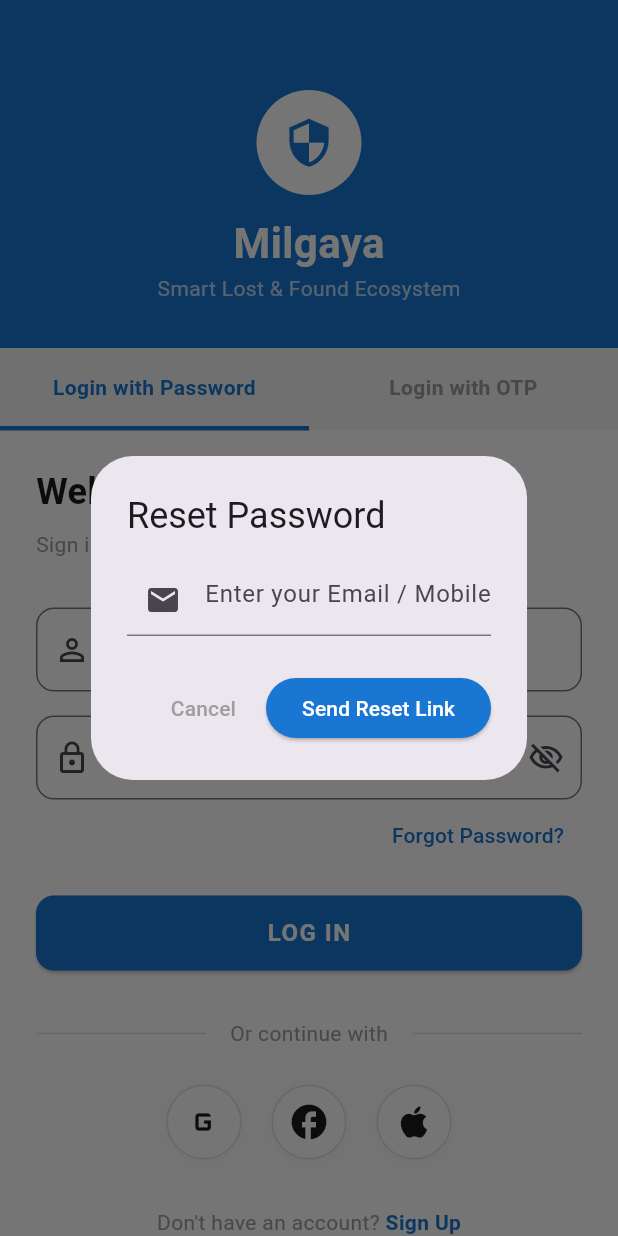
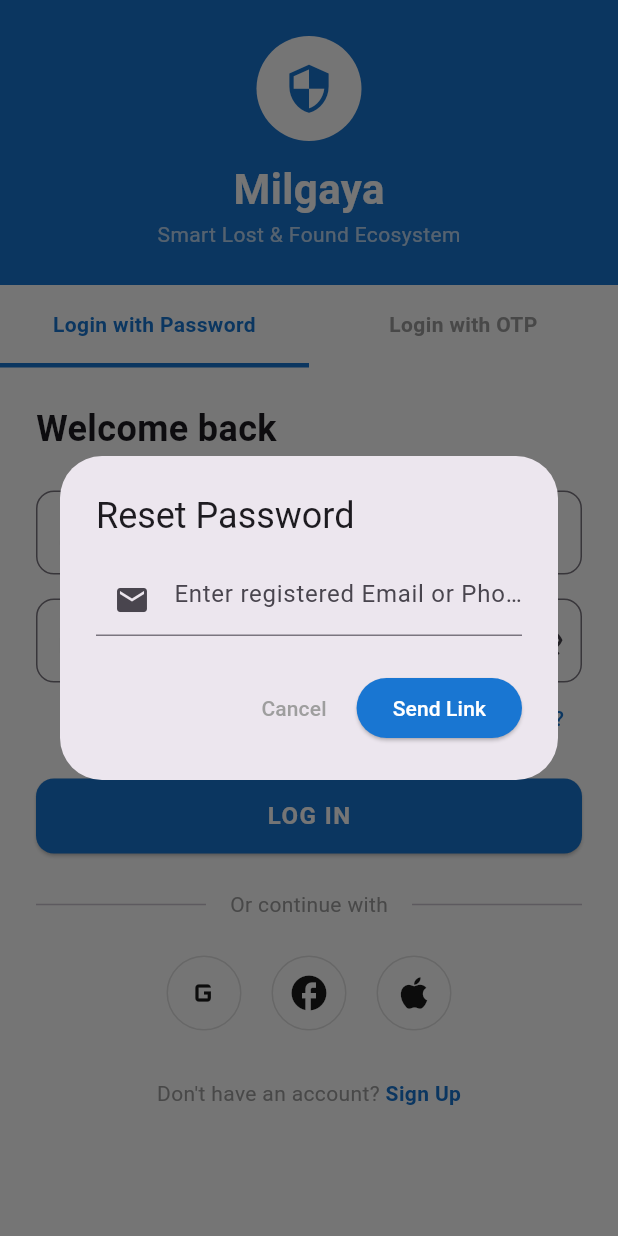
Before and after one commit to skunjbihari2002/milgaya-app, a Flutter app: the screen it shows after launch, after a tap on "Forgot Password?", on a phone screen of 412 x 824 dp. Run offline on Flutter 3.47's test engine with Material 3 defaults, Android fonts, the phone set to English and light mode, and no system bars; our stand-ins replace firebase_auth, firebase_core, flutter_riverpod, go_router; accounts and stored records are empty.

Commit message:
Integrated new UI, Auth features, and Firebase OTP

```diff
--- a/lib/features/auth/login_screen.dart
+++ b/lib/features/auth/login_screen.dart
@@ -1,5 +1,6 @@
 import 'package:flutter/material.dart';
 import 'package:go_router/go_router.dart';
+import 'package:milgaya/services/firebase_auth_service.dart';
 
 class LoginScreen extends StatefulWidget {
   const LoginScreen({super.key});
@@ -10,43 +11,65 @@
 
 class _LoginScreenState extends State<LoginScreen> {
   bool _obscurePassword = true;
-  bool _isOtpLogin = false; // Toggle between Password and OTP
-  bool _otpSent = false; // State to show OTP input field
+  bool _isOtpLogin = false;
+  bool _otpSent = false;
+  bool _isLoading = false;
 
   final TextEditingController _emailController = TextEditingController();
   final TextEditingController _passwordController = TextEditingController();
   final TextEditingController _phoneController = TextEditingController();
   final TextEditingController _otpController = TextEditingController();
 
-  void _handleLogin() {
+  void _handleLogin() async {
     // Admin Check
     if (!_isOtpLogin && _emailController.text == '7880058485' && _passwordController.text == '7880058485') {
       context.go('/admin');
       return;
     }
 
-    // Normal User Password Login
     if (!_isOtpLogin) {
       if (_emailController.text.isNotEmpty && _passwordController.text.isNotEmpty) {
+        _simulateLoading(() => context.go('/'));
+      } else {
+        _showError('Please enter valid Email/ID and Password.');
+      }
+    } else {
+      if (_otpSent) {
+        if (_otpController.text.length == 4 || _otpController.text.length == 6) {
+          setState(() => _isLoading = true);
+          await FirebaseAuthService().verifyOTP(
+            _otpController.text,
+            onSuccess: () {
+              if (mounted) {
+                setState(() => _isLoading = false);
                 context.go('/');
+              }
+            },
+            onError: (error) {
+              setState(() => _isLoading = false);
+              _showError(error);
+            }
+          );
         } else {
-        _showError('Please enter Email/ID and Password, or Sign Up first.');
-      }
-    }
-    // Normal User OTP Login
-    else {
-      if (_otpSent) {
-        if (_otpController.text == '1234') { // Mock OTP Verification
-          context.go('/');
-        } else {
-          _showError('Invalid OTP. Please try again. (Hint: use 1234)');
+          _showError('Please enter a valid OTP.');
         }
       } else {
         if (_phoneController.text.length >= 10) {
+          setState(() => _isLoading = true);
+          await FirebaseAuthService().sendOTP(
+            _phoneController.text,
+            onSuccess: () {
               setState(() {
+                _isLoading = false;
                 _otpSent = true;
               });
-          ScaffoldMessenger.of(context).showSnackBar(const SnackBar(content: Text('OTP sent to your mobile!')));
+              ScaffoldMessenger.of(context).showSnackBar(const SnackBar(content: Text('OTP sent successfully!')));
+            },
+            onError: (error) {
+              setState(() => _isLoading = false);
+              _showError(error);
+            }
+          );
         } else {
           _showError('Please enter a valid 10-digit mobile number.');
         }
@@ -54,29 +77,87 @@
     }
   }
 
+  void _simulateLoading(VoidCallback onSuccess) async {
+    setState(() => _isLoading = true);
+    await Future.delayed(const Duration(seconds: 2));
+    if (mounted) {
+      setState(() => _isLoading = false);
+      onSuccess();
+    }
+  }
+
+  void _simulateSocialLogin(String provider) {
+    showDialog(
+      context: context,
+      barrierDismissible: false,
+      builder: (context) => AlertDialog(
+        content: Row(
+          children: [
+            const CircularProgressIndicator(),
+            const SizedBox(width: 24),
+            Text('Connecting to $provider...'),
+          ],
+        ),
+      ),
+    );
+
+    Future.delayed(const Duration(seconds: 3), () {
+      if (mounted) {
+        Navigator.pop(context); // Close dialog
+        context.go('/'); // Go to home
+      }
+    });
+  }
+
   void _showError(String msg) {
     ScaffoldMessenger.of(context).showSnackBar(SnackBar(content: Text(msg), backgroundColor: Colors.red));
   }
 
-  @override
-  void dispose() {
-    _emailController.dispose();
-    _passwordController.dispose();
-    _phoneController.dispose();
-    _otpController.dispose();
-    super.dispose();
+  void _handleForgotPassword() {
+    showDialog(
+      context: context,
+      builder: (context) {
+        final resetCtrl = TextEditingController();
+        return AlertDialog(
+          title: const Text('Reset Password'),
+          content: TextField(
+            controller: resetCtrl,
+            decoration: const InputDecoration(hintText: 'Enter registered Email or Phone', prefixIcon: Icon(Icons.email)),
+          ),
+          actions: [
+            TextButton(onPressed: () => Navigator.pop(context), child: const Text('Cancel', style: TextStyle(color: Colors.grey))),
+            ElevatedButton(
+              onPressed: () {
+                if (resetCtrl.text.isEmpty) {
+                  ScaffoldMessenger.of(context).showSnackBar(const SnackBar(content: Text('Please enter an email or phone number', style: TextStyle(color: Colors.white)), backgroundColor: Colors.red));
+                } else {
+                  Navigator.pop(context);
+                  _simulateLoading(() {
+                    ScaffoldMessenger.of(context).showSnackBar(const SnackBar(content: Text('Password reset link sent to your contact!')));
+                  });
+                }
+              },
+              style: ElevatedButton.styleFrom(backgroundColor: const Color(0xFF1976D2), foregroundColor: Colors.white),
+              child: const Text('Send Link'),
+            ),
+          ],
+        );
+      },
+    );
   }
 
   @override
   Widget build(BuildContext context) {
     return Scaffold(
       backgroundColor: Colors.white,
-      body: Column(
+      resizeToAvoidBottomInset: true, // Only scroll if keyboard pushes it up
+      body: SafeArea(
+        child: Column(
           children: [
             // Top Blue Header Section
             Container(
               width: double.infinity,
-            padding: const EdgeInsets.only(top: 60, bottom: 30),
+              padding: const EdgeInsets.symmetric(vertical: 24),
               decoration: const BoxDecoration(color: Color(0xFF1976D2)),
               child: Column(
                 children: [
@@ -92,19 +173,15 @@
               ),
             ),
 
-          // Toggle Buttons (Password vs OTP)
-          Container(
-            color: Colors.grey.shade100,
-            child: Row(
+            // Toggle Buttons
+            Row(
               children: [
                 Expanded(
                   child: GestureDetector(
                     onTap: () => setState(() { _isOtpLogin = false; _otpSent = false; }),
                     child: Container(
                       padding: const EdgeInsets.symmetric(vertical: 16),
-                      decoration: BoxDecoration(
-                        border: Border(bottom: BorderSide(color: !_isOtpLogin ? const Color(0xFF1976D2) : Colors.transparent, width: 3)),
-                      ),
+                      decoration: BoxDecoration(border: Border(bottom: BorderSide(color: !_isOtpLogin ? const Color(0xFF1976D2) : Colors.transparent, width: 3))),
                       child: Text('Login with Password', textAlign: TextAlign.center, style: TextStyle(fontWeight: FontWeight.bold, color: !_isOtpLogin ? const Color(0xFF1976D2) : Colors.grey)),
                     ),
                   ),
@@ -114,172 +191,78 @@
                     onTap: () => setState(() { _isOtpLogin = true; }),
                     child: Container(
                       padding: const EdgeInsets.symmetric(vertical: 16),
-                      decoration: BoxDecoration(
-                        border: Border(bottom: BorderSide(color: _isOtpLogin ? const Color(0xFF1976D2) : Colors.transparent, width: 3)),
-                      ),
+                      decoration: BoxDecoration(border: Border(bottom: BorderSide(color: _isOtpLogin ? const Color(0xFF1976D2) : Colors.transparent, width: 3))),
                       child: Text('Login with OTP', textAlign: TextAlign.center, style: TextStyle(fontWeight: FontWeight.bold, color: _isOtpLogin ? const Color(0xFF1976D2) : Colors.grey)),
                     ),
                   ),
                 ),
               ],
             ),
-          ),
 
-          // Form Section
+            // Form Section (Flexible to fit screen without scrolling if possible)
             Expanded(
               child: SingleChildScrollView(
                 padding: const EdgeInsets.all(24.0),
+                physics: const ClampingScrollPhysics(), // No bouncy scrolling, acts fixed unless keyboard is up
                 child: Column(
-                crossAxisAlignment: CrossAxisAlignment.start,
+                  crossAxisAlignment: CrossAxisAlignment.stretch,
                   children: [
-                  Text(_isOtpLogin ? 'Quick Access' : 'Welcome back', style: const TextStyle(fontSize: 24, fontWeight: FontWeight.bold, color: Color(0xFF1A1A1A))),
-                  const SizedBox(height: 8),
-                  Text(_isOtpLogin ? 'Verify your mobile number' : 'Sign in to your account', style: const TextStyle(fontSize: 14, color: Colors.grey)),
-                  const SizedBox(height: 32),
+                    Text(_isOtpLogin ? 'Quick Access' : 'Welcome back', style: const TextStyle(fontSize: 24, fontWeight: FontWeight.bold)),
+                    const SizedBox(height: 24),
 
                     if (!_isOtpLogin) ...[
-                    // --- PASSWORD LOGIN FLOW ---
-                    TextField(
-                      controller: _emailController,
-                      decoration: InputDecoration(
-                        hintText: 'Email address or User ID',
-                        prefixIcon: const Icon(Icons.person_outline),
-                        border: OutlineInputBorder(borderRadius: BorderRadius.circular(12)),
-                      ),
-                    ),
+                      TextField(controller: _emailController, decoration: InputDecoration(hintText: 'Email address or User ID', prefixIcon: const Icon(Icons.person_outline), border: OutlineInputBorder(borderRadius: BorderRadius.circular(12)))),
                       const SizedBox(height: 16),
                       TextField(
-                      controller: _passwordController,
-                      obscureText: _obscurePassword,
+                        controller: _passwordController, obscureText: _obscurePassword,
                         decoration: InputDecoration(
-                        hintText: 'Password',
-                        prefixIcon: const Icon(Icons.lock_outline),
-                        suffixIcon: IconButton(
-                          icon: Icon(_obscurePassword ? Icons.visibility_off_outlined : Icons.visibility_outlined),
-                          onPressed: () => setState(() => _obscurePassword = !_obscurePassword),
-                        ),
+                          hintText: 'Password', prefixIcon: const Icon(Icons.lock_outline),
+                          suffixIcon: IconButton(icon: Icon(_obscurePassword ? Icons.visibility_off_outlined : Icons.visibility_outlined), onPressed: () => setState(() => _obscurePassword = !_obscurePassword)),
                           border: OutlineInputBorder(borderRadius: BorderRadius.circular(12)),
                         ),
                       ),
                       Align(
                         alignment: Alignment.centerRight,
-                      child: TextButton(
-                        onPressed: () {
-                          showDialog(
-                            context: context,
-                            builder: (BuildContext context) {
-                              return AlertDialog(
-                                title: const Text('Reset Password'),
-                                content: const TextField(
-                                  decoration: InputDecoration(
-                                    hintText: 'Enter your Email / Mobile',
-                                    prefixIcon: Icon(Icons.email),
-                                  ),
-                                ),
-                                actions: [
-                                  TextButton(
-                                    onPressed: () => Navigator.pop(context),
-                                    child: const Text('Cancel', style: TextStyle(color: Colors.grey)),
-                                  ),
-                                  ElevatedButton(
-                                    onPressed: () {
-                                      Navigator.pop(context);
-                                      ScaffoldMessenger.of(context).showSnackBar(
-                                        const SnackBar(content: Text('Password reset link/OTP sent!')),
-                                      );
-                                    },
-                                    style: ElevatedButton.styleFrom(backgroundColor: const Color(0xFF1976D2), foregroundColor: Colors.white),
-                                    child: const Text('Send Reset Link'),
-                                  ),
-                                ],
-                              );
-                            },
-                          );
-                        },
-                        child: const Text('Forgot Password?', style: TextStyle(color: Color(0xFF1976D2))),
-                      ),
+                        child: TextButton(onPressed: _handleForgotPassword, child: const Text('Forgot Password?', style: TextStyle(color: Color(0xFF1976D2)))),
                       ),
                     ] else ...[
-                    // --- OTP LOGIN FLOW ---
-                    TextField(
-                      controller: _phoneController,
-                      keyboardType: TextInputType.phone,
-                      readOnly: _otpSent, // Lock number once OTP is sent
-                      decoration: InputDecoration(
-                        hintText: 'Mobile Number',
-                        prefixIcon: const Icon(Icons.phone_android),
-                        border: OutlineInputBorder(borderRadius: BorderRadius.circular(12)),
-                      ),
-                    ),
+                      TextField(controller: _phoneController, keyboardType: TextInputType.phone, readOnly: _otpSent, decoration: InputDecoration(hintText: 'Mobile Number', prefixIcon: const Icon(Icons.phone_android), border: OutlineInputBorder(borderRadius: BorderRadius.circular(12)))),
                       const SizedBox(height: 16),
-                    if (_otpSent) ...[
-                      TextField(
-                        controller: _otpController,
-                        keyboardType: TextInputType.number,
-                        maxLength: 4,
-                        decoration: InputDecoration(
-                          hintText: 'Enter 4-digit OTP',
-                          prefixIcon: const Icon(Icons.message),
-                          border: OutlineInputBorder(borderRadius: BorderRadius.circular(12)),
-                        ),
-                      ),
-                    ],
+                      if (_otpSent)
+                        TextField(controller: _otpController, keyboardType: TextInputType.number, maxLength: 4, decoration: InputDecoration(hintText: 'Enter 4-digit OTP', prefixIcon: const Icon(Icons.message), border: OutlineInputBorder(borderRadius: BorderRadius.circular(12)))),
                     ],
 
                     const SizedBox(height: 16),
-
-                  // Action Button
                     SizedBox(
-                    width: double.infinity,
                       height: 50,
                       child: ElevatedButton(
-                      onPressed: _handleLogin,
-                      style: ElevatedButton.styleFrom(
-                        backgroundColor: const Color(0xFF1976D2),
-                        foregroundColor: Colors.white,
-                        shape: RoundedRectangleBorder(borderRadius: BorderRadius.circular(12)),
-                      ),
-                      child: Text(
-                        !_isOtpLogin ? 'LOG IN' : (_otpSent ? 'VERIFY & LOGIN' : 'SEND OTP'),
-                        style: const TextStyle(fontSize: 16, fontWeight: FontWeight.bold, letterSpacing: 1),
+                        onPressed: _isLoading ? null : _handleLogin,
+                        style: ElevatedButton.styleFrom(backgroundColor: const Color(0xFF1976D2), foregroundColor: Colors.white, shape: RoundedRectangleBorder(borderRadius: BorderRadius.circular(12))),
+                        child: _isLoading ? const SizedBox(width: 24, height: 24, child: CircularProgressIndicator(color: Colors.white)) : Text(!_isOtpLogin ? 'LOG IN' : (_otpSent ? 'VERIFY & LOGIN' : 'SEND OTP'), style: const TextStyle(fontSize: 16, fontWeight: FontWeight.bold, letterSpacing: 1)),
                       ),
                     ),
-                  ),
-                  const SizedBox(height: 32),
 
-                  // Social Login Section
-                  Row(
-                    children: [
-                      Expanded(child: Divider(color: Colors.grey.shade300)),
-                      const Padding(
-                        padding: EdgeInsets.symmetric(horizontal: 16),
-                        child: Text('Or continue with', style: TextStyle(color: Colors.grey)),
-                      ),
-                      Expanded(child: Divider(color: Colors.grey.shade300)),
-                    ],
-                  ),
                     const SizedBox(height: 24),
+                    const Row(children: [Expanded(child: Divider()), Padding(padding: EdgeInsets.symmetric(horizontal: 16), child: Text('Or continue with', style: TextStyle(color: Colors.grey))), Expanded(child: Divider())]),
+                    const SizedBox(height: 24),
+
                     Row(
                       mainAxisAlignment: MainAxisAlignment.center,
                       children: [
-                      _buildSocialButton(Icons.g_mobiledata, 'Google'), // Google
+                        _buildSocialButton(Icons.g_mobiledata, 'Google'),
                         const SizedBox(width: 20),
-                      _buildSocialButton(Icons.facebook, 'Facebook'),     // Facebook
+                        _buildSocialButton(Icons.facebook, 'Facebook'),
                         const SizedBox(width: 20),
-                      _buildSocialButton(Icons.apple, 'Apple'),        // Apple
+                        _buildSocialButton(Icons.apple, 'Apple'),
                       ],
                     ),
                     const SizedBox(height: 32),
 
-                  // Sign Up Link
                     Row(
                       mainAxisAlignment: MainAxisAlignment.center,
                       children: [
                         const Text("Don't have an account? ", style: TextStyle(color: Colors.grey)),
-                      GestureDetector(
-                        onTap: () => context.push('/signup'),
-                        child: const Text('Sign Up', style: TextStyle(color: Color(0xFF1976D2), fontWeight: FontWeight.bold)),
-                      ),
+                        GestureDetector(onTap: () => context.push('/signup'), child: const Text('Sign Up', style: TextStyle(color: Color(0xFF1976D2), fontWeight: FontWeight.bold))),
                       ],
                     ),
                   ],
@@ -288,32 +271,17 @@
             ),
           ],
         ),
+      ),
     );
   }
 
-  Widget _buildSocialButton(IconData icon, String providerName) {
+  Widget _buildSocialButton(IconData icon, String provider) {
     return Container(
-      width: 50,
-      height: 50,
-      decoration: BoxDecoration(
-        shape: BoxShape.circle,
-        border: Border.all(color: Colors.grey.shade300),
-        color: Colors.white,
-        boxShadow: [
-          BoxShadow(
-            color: Colors.black.withOpacity(0.05),
-            blurRadius: 10,
-            offset: const Offset(0, 2),
-          ),
-        ],
-      ),
+      width: 50, height: 50,
+      decoration: BoxDecoration(shape: BoxShape.circle, border: Border.all(color: Colors.grey.shade300), color: Colors.white),
       child: IconButton(
         icon: Icon(icon, size: 28, color: const Color(0xFF1A1A1A)),
-        onPressed: () {
-          ScaffoldMessenger.of(context).showSnackBar(SnackBar(content: Text('Logged in securely via $providerName!')));
-          // After social auth, navigate to home
-          context.go('/');
-        },
+        onPressed: () => _simulateSocialLogin(provider),
       ),
     );
   }
```
Also changed, not shown: lib/features/auth/signup_screen.dart (+120 -161 lines), lib/services/firebase_auth_service.dart (added, +77 -0 lines). Lines whose indentation alone changed are shown as unchanged.
